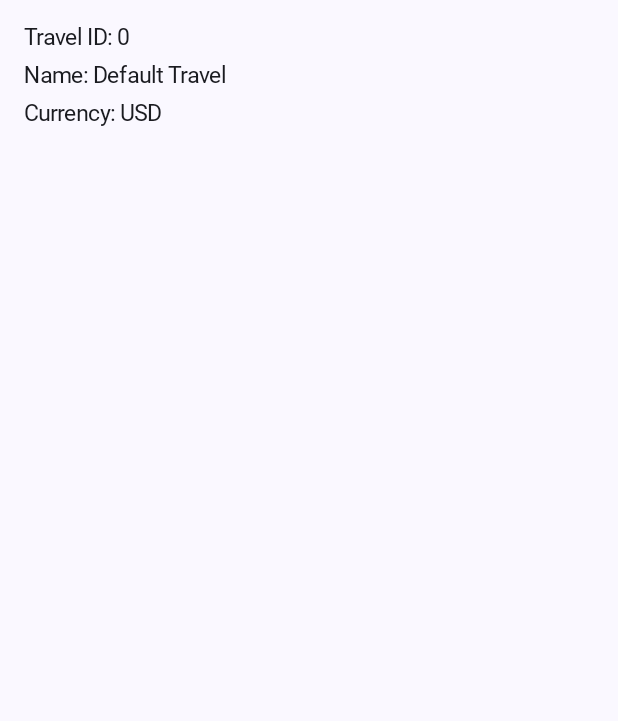
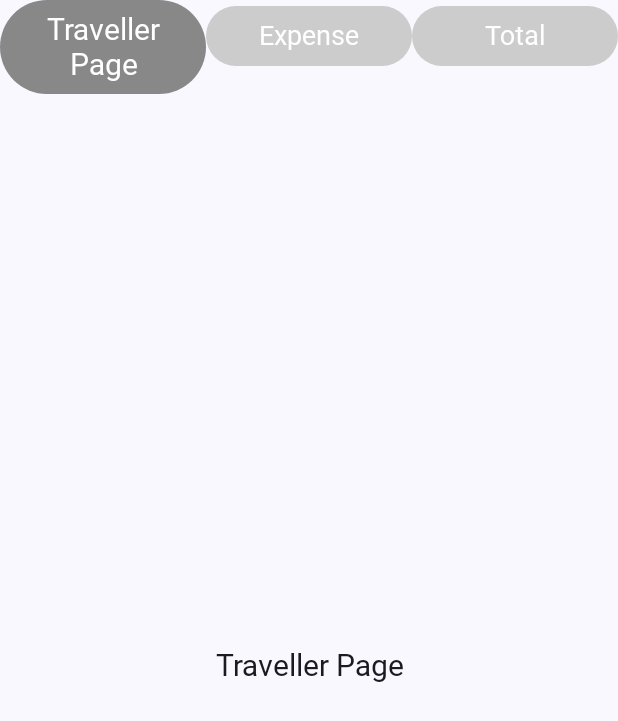
Before and after one commit to Chaebin-Park/TravelBudgetManager, an Android app built with Jetpack Compose: the composable TravelPage shown on its own in the app's theme, on a phone screen of 412 x 824 dp. Shown: the top 721 px of the screen. Run offline under Robolectric (Android 15) with nearby library versions, the phone set to English and light mode, and no system bars; our stand-ins replace Room's generated code; Roboto replaces fonts that are not available here.

Commit message:
Travel page pager 작성

```diff
--- a/app/src/main/java/com/cbpark/travelbudgetmanager/ui/page/TravelPage.kt
+++ b/app/src/main/java/com/cbpark/travelbudgetmanager/ui/page/TravelPage.kt
@@ -1,19 +1,118 @@
 package com.cbpark.travelbudgetmanager.ui.page
 
+import androidx.compose.foundation.ExperimentalFoundationApi
+import androidx.compose.foundation.layout.Arrangement
 import androidx.compose.foundation.layout.Column
+import androidx.compose.foundation.layout.Row
 import androidx.compose.foundation.layout.fillMaxSize
-import androidx.compose.foundation.layout.padding
+import androidx.compose.foundation.layout.fillMaxWidth
+import androidx.compose.foundation.pager.HorizontalPager
+import androidx.compose.foundation.pager.PagerState
+import androidx.compose.foundation.pager.rememberPagerState
+import androidx.compose.material3.Button
+import androidx.compose.material3.ButtonDefaults
 import androidx.compose.material3.Text
 import androidx.compose.runtime.Composable
+import androidx.compose.runtime.rememberCoroutineScope
+import androidx.compose.ui.Alignment
 import androidx.compose.ui.Modifier
-import androidx.compose.ui.unit.dp
+import androidx.compose.ui.graphics.Color
 import com.cbpark.travel.entity.Travel
+import com.cbpark.travelbudgetmanager.ui.component.text.TitleText
+import kotlinx.coroutines.launch
+
+@OptIn(ExperimentalFoundationApi::class)
+@Composable
+fun TravelPage(travel: Travel) {
+  val pagerState = rememberPagerState { 3 }
+  Column {
+    NavigationBar(pagerState = pagerState, travel = travel)
+    CustomViewPager(pagerState = pagerState, travel = travel)
+  }
+}
+
+@OptIn(ExperimentalFoundationApi::class)
+@Composable
+fun CustomViewPager(pagerState: PagerState, travel: Travel) {
+  HorizontalPager(
+    modifier = Modifier.fillMaxSize(),
+    verticalAlignment = Alignment.CenterVertically,
+    state = pagerState
+  ) {
+    Column(
+      modifier = Modifier.fillMaxSize(),
+      verticalArrangement = Arrangement.Center, // 세로 방향으로 가운데 정렬
+      horizontalAlignment = Alignment.CenterHorizontally // 가로 방향으로 가운데 정렬
+    ) {
+      when (it) {
+        0 -> TravellerPage(travel = travel)
+        1 -> ExpensePage()
+        2 -> TotalPage()
+      }
+    }
+  }
+}
 
 @Composable
-fun TravelPage(travel: Travel) {
-  Column(modifier = Modifier.fillMaxSize().padding(16.dp)) {
-    Text(text = "Travel ID: ${travel.id}", modifier = Modifier.padding(bottom = 8.dp))
-    Text(text = "Name: ${travel.name}", modifier = Modifier.padding(bottom = 8.dp))
-    Text(text = "Currency: ${travel.currency}", modifier = Modifier.padding(bottom = 8.dp))
+fun TravellerPage(
+  modifier: Modifier = Modifier,
+  travel: Travel
+) {
+  Column {
+    TitleText(text = "Traveller Page")
   }
 }
+
+@Composable
+fun ExpensePage(modifier: Modifier = Modifier) {
+  Column {
+    TitleText(text = "Expense Page")
+  }
+}
+
+@Composable
+fun TotalPage(modifier: Modifier = Modifier) {
+  Column {
+    TitleText(text = "Total Page")
+  }
+}
+
+@Composable
+@OptIn(ExperimentalFoundationApi::class)
+fun NavigationBar(pagerState: PagerState, travel: Travel) {
+  val coroutineScope = rememberCoroutineScope()
+
+  Row(
+    modifier = Modifier
+      .fillMaxWidth(),
+    horizontalArrangement = Arrangement.SpaceEvenly
+  ) {
+    repeat(pagerState.pageCount) { page ->
+      Button(
+        onClick = {
+          coroutineScope.launch {
+            pagerState.animateScrollToPage(page)
+          }
+        },
+        colors = ButtonDefaults.buttonColors(
+          containerColor = if (pagerState.currentPage == page) Color.Gray else Color.LightGray
+        ),
+        modifier = Modifier.weight(1f)
+      ) {
+        when (page) {
+          0 -> {
+            TravellerPage(travel = travel)
+          }
+
+          1 -> {
+            Text(text = "Expense")
+          }
+
+          2 -> {
+            Text(text = "Total")
+          }
+        }
+      }
+    }
+  }
+}
```
